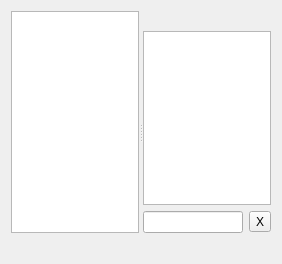
This is eiskaltdcpp/ui/UIShareBrowser.ui in eiskaltdcpp/eiskaltdcpp as Qt 5 draws it before an edit. The edited form follows.
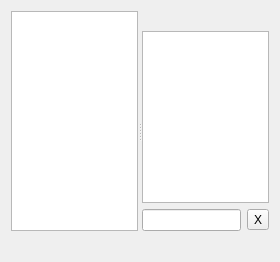
This is the edited form.

Commit message: alternating row colors for some widgets

Patch:
```diff
--- a/eiskaltdcpp/ui/UIShareBrowser.ui
+++ b/eiskaltdcpp/ui/UIShareBrowser.ui
@@ -6,8 +6,8 @@
    <rect>
     <x>0</x>
     <y>0</y>
-    <width>282</width>
-    <height>264</height>
+    <width>280</width>
+    <height>262</height>
    </rect>
   </property>
   <property name="sizePolicy">
@@ -98,6 +98,9 @@
          <property name="showDropIndicator" stdset="0">
           <bool>false</bool>
          </property>
+         <property name="alternatingRowColors">
+          <bool>true</bool>
+         </property>
          <property name="selectionMode">
           <enum>QAbstractItemView::ExtendedSelection</enum>
          </property>
```
The commit also changes 2 other files.
